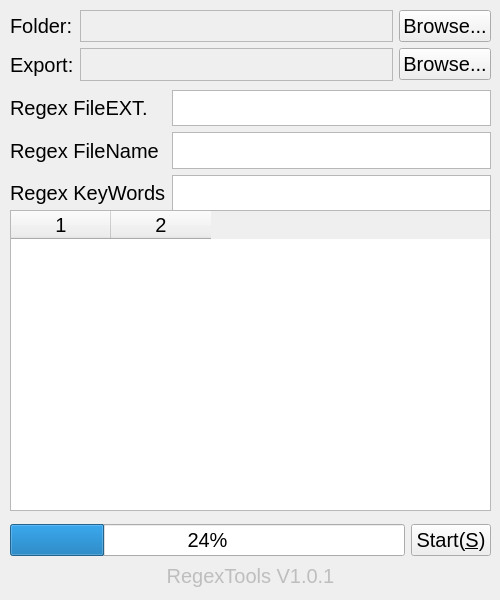
This is Python/MainWindows.ui in christhechris/libscrc as Qt 5 draws it before an edit. The edited form follows.
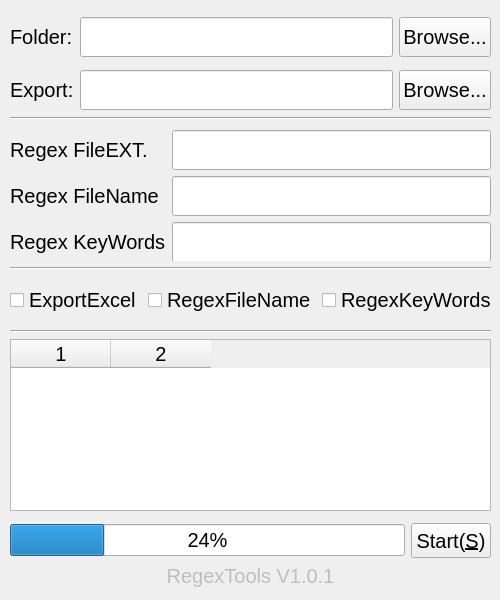
This is the edited form.

Commit message: V1.0.1 1) QtUI textEdit changed to lineEdit 2) Add three checkBoxs

Patch:
```diff
--- a/Python/MainWindows.ui
+++ b/Python/MainWindows.ui
@@ -25,44 +25,18 @@
       <x>10</x>
       <y>10</y>
       <width>481</width>
-      <height>71</height>
+      <height>107</height>
      </rect>
     </property>
     <layout class="QGridLayout" name="gridLayout">
-     <item row="1" column="0">
-      <widget class="QLabel" name="label">
-       <property name="text">
-        <string>Folder:</string>
-       </property>
-      </widget>
-     </item>
-     <item row="1" column="1">
-      <widget class="QTextEdit" name="folder_textEdit">
-       <property name="enabled">
-        <bool>false</bool>
-       </property>
-       <property name="maximumSize">
-        <size>
-         <width>16777215</width>
-         <height>16777215</height>
-        </size>
-       </property>
-       <property name="verticalScrollBarPolicy">
-        <enum>Qt::ScrollBarAlwaysOff</enum>
-       </property>
-       <property name="horizontalScrollBarPolicy">
-        <enum>Qt::ScrollBarAlwaysOff</enum>
-       </property>
-       <property name="tabChangesFocus">
-        <bool>true</bool>
-       </property>
-       <property name="readOnly">
-        <bool>true</bool>
-       </property>
-      </widget>
-     </item>
      <item row="1" column="2">
       <widget class="QPushButton" name="folderBrowseBtn">
+       <property name="minimumSize">
+        <size>
+         <width>0</width>
+         <height>40</height>
+        </size>
+       </property>
        <property name="text">
         <string>Browse...</string>
        </property>
@@ -75,44 +49,86 @@
        </property>
       </widget>
      </item>
-     <item row="2" column="1">
-      <widget class="QTextEdit" name="export_textEdit">
-       <property name="enabled">
-        <bool>false</bool>
-       </property>
-       <property name="verticalScrollBarPolicy">
-        <enum>Qt::ScrollBarAlwaysOff</enum>
-       </property>
-       <property name="horizontalScrollBarPolicy">
-        <enum>Qt::ScrollBarAlwaysOff</enum>
-       </property>
-       <property name="tabChangesFocus">
-        <bool>true</bool>
-       </property>
-       <property name="readOnly">
-        <bool>true</bool>
+     <item row="1" column="0">
+      <widget class="QLabel" name="label">
+       <property name="text">
+        <string>Folder:</string>
        </property>
       </widget>
      </item>
      <item row="2" column="2">
       <widget class="QPushButton" name="exportBrowseBtn">
+       <property name="minimumSize">
+        <size>
+         <width>0</width>
+         <height>40</height>
+        </size>
+       </property>
        <property name="text">
         <string>Browse...</string>
        </property>
       </widget>
      </item>
+     <item row="1" column="1">
+      <widget class="QLineEdit" name="folder_lineEdit">
+       <property name="enabled">
+        <bool>true</bool>
+       </property>
+       <property name="sizePolicy">
+        <sizepolicy hsizetype="Expanding" vsizetype="Fixed">
+         <horstretch>0</horstretch>
+         <verstretch>0</verstretch>
+        </sizepolicy>
+       </property>
+       <property name="minimumSize">
+        <size>
+         <width>0</width>
+         <height>40</height>
+        </size>
+       </property>
+       <property name="maximumSize">
+        <size>
+         <width>16777215</width>
+         <height>16777215</height>
+        </size>
+       </property>
+      </widget>
+     </item>
+     <item row="2" column="1">
+      <widget class="QLineEdit" name="export_lineEdit">
+       <property name="enabled">
+        <bool>true</bool>
+       </property>
+       <property name="minimumSize">
+        <size>
+         <width>0</width>
+         <height>40</height>
+        </size>
+       </property>
+      </widget>
+     </item>
     </layout>
    </widget>
    <widget class="QWidget" name="gridLayoutWidget_2">
     <property name="geometry">
      <rect>
       <x>10</x>
-      <y>90</y>
+      <y>130</y>
       <width>481</width>
-      <height>121</height>
+      <height>131</height>
      </rect>
     </property>
     <layout class="QGridLayout" name="gridLayout_2">
+     <item row="3" column="1">
+      <widget class="QLineEdit" name="fileName_lineEdit">
+       <property name="minimumSize">
+        <size>
+         <width>0</width>
+         <height>40</height>
+        </size>
+       </property>
+      </widget>
+     </item>
      <item row="4" column="0">
       <widget class="QLabel" name="label_4">
        <property name="text">
@@ -120,6 +136,23 @@
        </property>
       </widget>
      </item>
+     <item row="1" column="1">
+      <widget class="QLineEdit" name="fileExt_lineEdit">
+       <property name="minimumSize">
+        <size>
+         <width>0</width>
+         <height>40</height>
+        </size>
+       </property>
+      </widget>
+     </item>
+     <item row="1" column="0">
+      <widget class="QLabel" name="label_5">
+       <property name="text">
+        <string>Regex FileEXT.</string>
+       </property>
+      </widget>
+     </item>
      <item row="3" column="0">
       <widget class="QLabel" name="label_3">
        <property name="text">
@@ -128,66 +161,12 @@
       </widget>
      </item>
      <item row="4" column="1">
-      <widget class="QTextEdit" name="keyWords_textEdit">
-       <property name="verticalScrollBarPolicy">
-        <enum>Qt::ScrollBarAlwaysOff</enum>
-       </property>
-       <property name="horizontalScrollBarPolicy">
-        <enum>Qt::ScrollBarAlwaysOff</enum>
-       </property>
-       <property name="tabChangesFocus">
-        <bool>true</bool>
-       </property>
-      </widget>
-     </item>
-     <item row="3" column="1">
-      <widget class="QTextEdit" name="fileName_textEdit">
-       <property name="maximumSize">
+      <widget class="QLineEdit" name="keyWords_lineEdit">
+       <property name="minimumSize">
         <size>
-         <width>16777215</width>
-         <height>16777215</height>
+         <width>0</width>
+         <height>40</height>
         </size>
-       </property>
-       <property name="verticalScrollBarPolicy">
-        <enum>Qt::ScrollBarAlwaysOff</enum>
-       </property>
-       <property name="horizontalScrollBarPolicy">
-        <enum>Qt::ScrollBarAlwaysOff</enum>
-       </property>
-       <property name="tabChangesFocus">
-        <bool>true</bool>
-       </property>
-       <property name="readOnly">
-        <bool>false</bool>
-       </property>
-      </widget>
-     </item>
-     <item row="1" column="0">
-      <widget class="QLabel" name="label_5">
-       <property name="text">
-        <string>Regex FileEXT.</string>
-       </property>
-      </widget>
-     </item>
-     <item row="1" column="1">
-      <widget class="QTextEdit" name="fileExt_textEdit">
-       <property name="maximumSize">
-        <size>
-         <width>16777215</width>
-         <height>16777215</height>
-        </size>
-       </property>
-       <property name="verticalScrollBarPolicy">
-        <enum>Qt::ScrollBarAlwaysOff</enum>
-       </property>
-       <property name="horizontalScrollBarPolicy">
-        <enum>Qt::ScrollBarAlwaysOff</enum>
-       </property>
-       <property name="tabChangesFocus">
-        <bool>true</bool>
-       </property>
-       <property name="readOnly">
-        <bool>false</bool>
        </property>
       </widget>
      </item>
@@ -197,13 +176,13 @@
     <property name="geometry">
      <rect>
       <x>10</x>
-      <y>210</y>
+      <y>330</y>
       <width>481</width>
-      <height>301</height>
+      <height>181</height>
      </rect>
     </property>
     <layout class="QGridLayout" name="gridLayout_3">
-     <item row="0" column="0">
+     <item row="1" column="0">
       <widget class="QTableWidget" name="tableWidget">
        <property name="autoScroll">
         <bool>true</bool>
@@ -221,6 +200,13 @@
        <column/>
       </widget>
      </item>
+     <item row="0" column="0">
+      <widget class="Line" name="line_2">
+       <property name="orientation">
+        <enum>Qt::Horizontal</enum>
+       </property>
+      </widget>
+     </item>
     </layout>
    </widget>
    <widget class="QWidget" name="gridLayoutWidget_4">
@@ -229,12 +215,18 @@
       <x>10</x>
       <y>520</y>
       <width>481</width>
-      <height>41</height>
+      <height>42</height>
      </rect>
     </property>
     <layout class="QGridLayout" name="gridLayout_4">
      <item row="0" column="1">
       <widget class="QPushButton" name="startBtn">
+       <property name="minimumSize">
+        <size>
+         <width>0</width>
+         <height>35</height>
+        </size>
+       </property>
        <property name="text">
         <string>Start(&amp;S)</string>
        </property>
@@ -274,6 +266,65 @@
      </item>
     </layout>
    </widget>
+   <widget class="QWidget" name="horizontalLayoutWidget">
+    <property name="geometry">
+     <rect>
+      <x>10</x>
+      <y>270</y>
+      <width>481</width>
+      <height>61</height>
+     </rect>
+    </property>
+    <layout class="QHBoxLayout" name="horizontalLayout">
+     <item>
+      <widget class="QCheckBox" name="exportExcel_checkBox">
+       <property name="text">
+        <string>ExportExcel</string>
+       </property>
+      </widget>
+     </item>
+     <item>
+      <widget class="QCheckBox" name="fileName_checkBox">
+       <property name="text">
+        <string>RegexFileName</string>
+       </property>
+      </widget>
+     </item>
+     <item>
+      <widget class="QCheckBox" name="keyWords_checkBox">
+       <property name="text">
+        <string>RegexKeyWords</string>
+       </property>
+      </widget>
+     </item>
+    </layout>
+   </widget>
+   <widget class="Line" name="line">
+    <property name="geometry">
+     <rect>
+      <x>10</x>
+      <y>110</y>
+      <width>481</width>
+      <height>16</height>
+     </rect>
+    </property>
+    <property name="orientation">
+     <enum>Qt::Horizontal</enum>
+    </property>
+   </widget>
+   <widget class="Line" name="line_3">
+    <property name="geometry">
+     <rect>
+      <x>10</x>
+      <y>260</y>
+      <width>481</width>
+      <height>16</height>
+     </rect>
+    </property>
+    <property name="orientation">
+     <enum>Qt::Horizontal</enum>
+    </property>
+   </widget>
   </widget>
  </widget>
  <tabstops>
```
Left out of the diff: 5 changed lines with no effect on the pictures. The commit also changes 1 other file.
